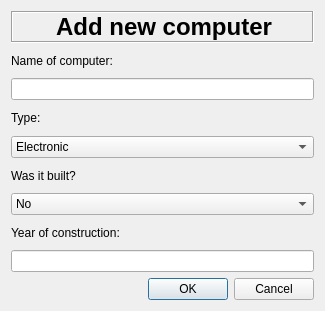
Above: addcomputer.ui from Hopur-50/Verkefni3 before the change. Below: the same form after it.
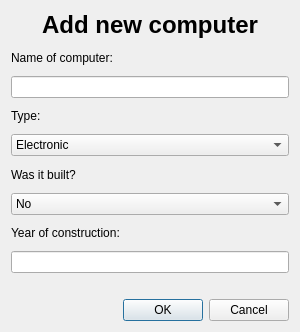
That is the form after the change.

Commit message: Added layout changes to mainwindow

```diff
--- a/addcomputer.ui
+++ b/addcomputer.ui
@@ -6,8 +6,8 @@
    <rect>
     <x>0</x>
     <y>0</y>
-    <width>325</width>
-    <height>311</height>
+    <width>300</width>
+    <height>332</height>
    </rect>
   </property>
   <property name="windowTitle">
@@ -17,7 +17,7 @@
    <item>
     <widget class="QLabel" name="label_4">
      <property name="frameShape">
-      <enum>QFrame::Box</enum>
+      <enum>QFrame::NoFrame</enum>
      </property>
      <property name="frameShadow">
       <enum>QFrame::Sunken</enum>
@@ -110,6 +110,19 @@
      </property>
     </widget>
    </item>
+   <item>
+    <spacer name="horizontalSpacer">
+     <property name="orientation">
+      <enum>Qt::Horizontal</enum>
+     </property>
+     <property name="sizeHint" stdset="0">
+      <size>
+       <width>40</width>
+       <height>20</height>
+      </size>
+     </property>
+    </spacer>
+   </item>
    <item>
     <widget class="QDialogButtonBox" name="buttonOkCancel">
      <property name="orientation">
```
The commit also changes 2 other files.
